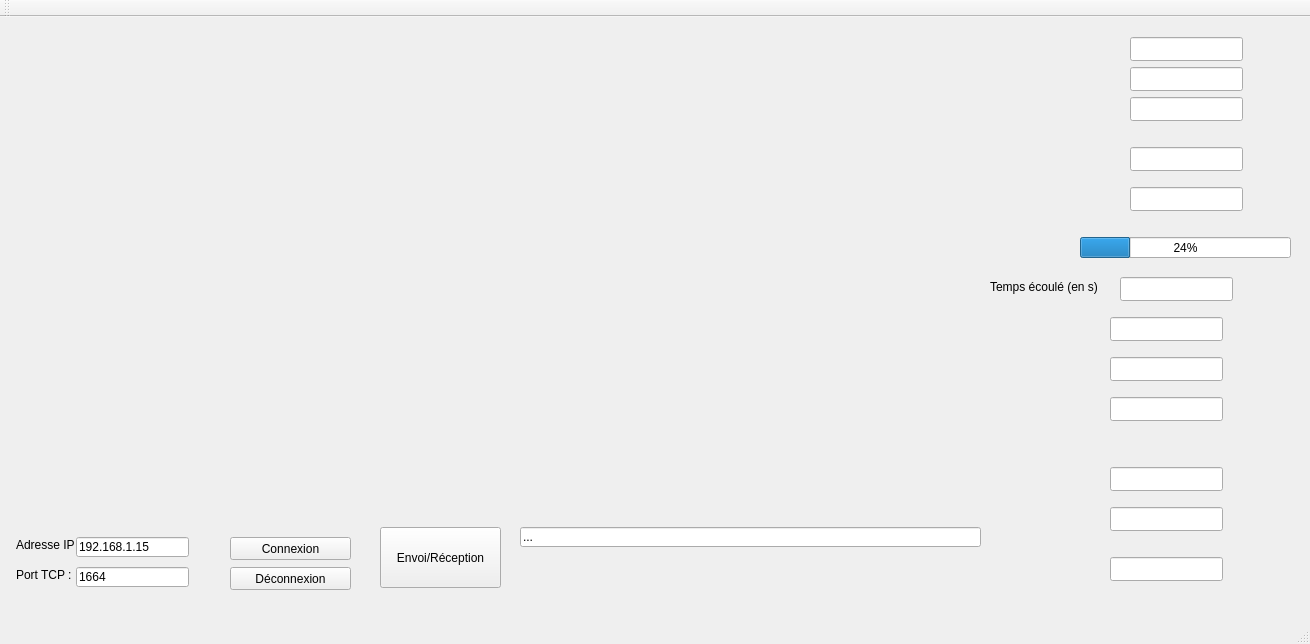
The window that mainwindow.ui (SimonAyrault/tp-marathon-lr) describes before a commit, drawn with Qt 5.
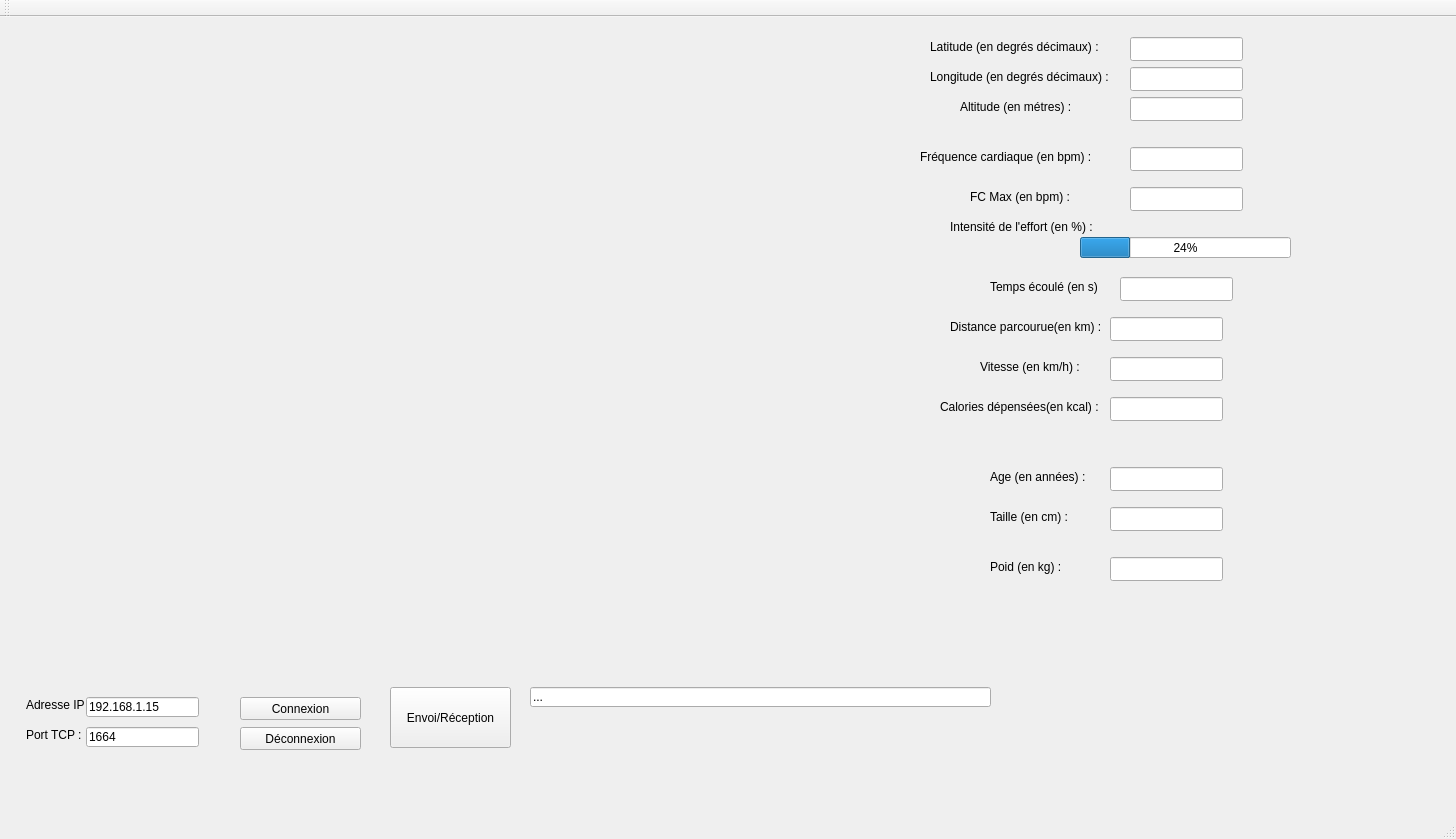
The same window after the commit. Icons and pictures are not drawn.

Commit message: ajout FCMax

```diff
--- a/mainwindow.ui
+++ b/mainwindow.ui
@@ -6,8 +6,8 @@
    <rect>
     <x>0</x>
     <y>0</y>
-    <width>1310</width>
-    <height>644</height>
+    <width>1456</width>
+    <height>839</height>
    </rect>
   </property>
   <property name="windowTitle">
@@ -17,8 +17,8 @@
    <widget class="QLabel" name="label_1">
     <property name="geometry">
      <rect>
-      <x>16</x>
-      <y>520</y>
+      <x>26</x>
+      <y>680</y>
       <width>81</width>
       <height>16</height>
      </rect>
@@ -30,8 +30,8 @@
    <widget class="QLabel" name="label_2">
     <property name="geometry">
      <rect>
-      <x>16</x>
-      <y>550</y>
+      <x>26</x>
+      <y>710</y>
       <width>81</width>
       <height>16</height>
      </rect>
@@ -43,8 +43,8 @@
    <widget class="QLineEdit" name="lineEdit_ip">
     <property name="geometry">
      <rect>
-      <x>76</x>
-      <y>520</y>
+      <x>86</x>
+      <y>680</y>
       <width>113</width>
       <height>20</height>
      </rect>
@@ -56,8 +56,8 @@
    <widget class="QLineEdit" name="lineEdit_port">
     <property name="geometry">
      <rect>
-      <x>76</x>
-      <y>550</y>
+      <x>86</x>
+      <y>710</y>
       <width>113</width>
       <height>20</height>
      </rect>
@@ -69,8 +69,8 @@
    <widget class="QLineEdit" name="lineEdit_reponse">
     <property name="geometry">
      <rect>
-      <x>520</x>
-      <y>510</y>
+      <x>530</x>
+      <y>670</y>
       <width>461</width>
       <height>20</height>
      </rect>
@@ -82,8 +82,8 @@
    <widget class="QPushButton" name="connexionButton">
     <property name="geometry">
      <rect>
-      <x>230</x>
-      <y>520</y>
+      <x>240</x>
+      <y>680</y>
       <width>121</width>
       <height>23</height>
      </rect>
@@ -95,8 +95,8 @@
    <widget class="QPushButton" name="deconnexionButton">
     <property name="geometry">
      <rect>
-      <x>230</x>
-      <y>550</y>
+      <x>240</x>
+      <y>710</y>
       <width>121</width>
       <height>23</height>
      </rect>
@@ -108,8 +108,8 @@
    <widget class="QPushButton" name="envoiButton">
     <property name="geometry">
      <rect>
-      <x>380</x>
-      <y>510</y>
+      <x>390</x>
+      <y>670</y>
       <width>121</width>
       <height>61</height>
      </rect>
@@ -267,10 +267,10 @@
    <widget class="QLabel" name="label_carte">
     <property name="geometry">
      <rect>
-      <x>70</x>
-      <y>30</y>
-      <width>711</width>
-      <height>451</height>
+      <x>110</x>
+      <y>10</y>
+      <width>694</width>
+      <height>638</height>
      </rect>
     </property>
     <property name="text">
@@ -280,6 +280,162 @@
      <pixmap resource="image.qrc">:/carte_la_rochelle_plan.png</pixmap>
     </property>
    </widget>
+   <widget class="QLabel" name="label_3">
+    <property name="geometry">
+     <rect>
+      <x>990</x>
+      <y>450</y>
+      <width>111</width>
+      <height>20</height>
+     </rect>
+    </property>
+    <property name="text">
+     <string>Age (en années) :</string>
+    </property>
+   </widget>
+   <widget class="QLabel" name="label_4">
+    <property name="geometry">
+     <rect>
+      <x>990</x>
+      <y>490</y>
+      <width>111</width>
+      <height>20</height>
+     </rect>
+    </property>
+    <property name="text">
+     <string>Taille (en cm) :</string>
+    </property>
+   </widget>
+   <widget class="QLabel" name="label_5">
+    <property name="geometry">
+     <rect>
+      <x>990</x>
+      <y>540</y>
+      <width>111</width>
+      <height>20</height>
+     </rect>
+    </property>
+    <property name="text">
+     <string>Poid (en kg) :</string>
+    </property>
+   </widget>
+   <widget class="QLabel" name="label_6">
+    <property name="geometry">
+     <rect>
+      <x>950</x>
+      <y>300</y>
+      <width>151</width>
+      <height>20</height>
+     </rect>
+    </property>
+    <property name="text">
+     <string>Distance parcourue(en km) :</string>
+    </property>
+   </widget>
+   <widget class="QLabel" name="label_7">
+    <property name="geometry">
+     <rect>
+      <x>980</x>
+      <y>340</y>
+      <width>111</width>
+      <height>20</height>
+     </rect>
+    </property>
+    <property name="text">
+     <string>Vitesse (en km/h) :</string>
+    </property>
+   </widget>
+   <widget class="QLabel" name="label_8">
+    <property name="geometry">
+     <rect>
+      <x>940</x>
+      <y>380</y>
+      <width>161</width>
+      <height>20</height>
+     </rect>
+    </property>
+    <property name="text">
+     <string>Calories dépensées(en kcal) :</string>
+    </property>
+   </widget>
+   <widget class="QLabel" name="label_9">
+    <property name="geometry">
+     <rect>
+      <x>950</x>
+      <y>200</y>
+      <width>151</width>
+      <height>20</height>
+     </rect>
+    </property>
+    <property name="text">
+     <string>Intensité de l'effort (en %) :</string>
+    </property>
+   </widget>
+   <widget class="QLabel" name="label_10">
+    <property name="geometry">
+     <rect>
+      <x>970</x>
+      <y>170</y>
+      <width>151</width>
+      <height>20</height>
+     </rect>
+    </property>
+    <property name="text">
+     <string>FC Max (en bpm) :</string>
+    </property>
+   </widget>
+   <widget class="QLabel" name="label_11">
+    <property name="geometry">
+     <rect>
+      <x>920</x>
+      <y>130</y>
+      <width>201</width>
+      <height>20</height>
+     </rect>
+    </property>
+    <property name="text">
+     <string>Fréquence cardiaque (en bpm) :</string>
+    </property>
+   </widget>
+   <widget class="QLabel" name="label_12">
+    <property name="geometry">
+     <rect>
+      <x>960</x>
+      <y>80</y>
+      <width>151</width>
+      <height>20</height>
+     </rect>
+    </property>
+    <property name="text">
+     <string>Altitude (en métres) :</string>
+    </property>
+   </widget>
+   <widget class="QLabel" name="label_13">
+    <property name="geometry">
+     <rect>
+      <x>930</x>
+      <y>50</y>
+      <width>191</width>
+      <height>20</height>
+     </rect>
+    </property>
+    <property name="text">
+     <string>Longitude (en degrés décimaux) :</string>
+    </property>
+   </widget>
+   <widget class="QLabel" name="label_14">
+    <property name="geometry">
+     <rect>
+      <x>930</x>
+      <y>20</y>
+      <width>191</width>
+      <height>20</height>
+     </rect>
+    </property>
+    <property name="text">
+     <string>Latitude (en degrés décimaux) :</string>
+    </property>
+   </widget>
   </widget>
   <widget class="QMenuBar" name="menuBar">
    <property name="geometry">
```
Left out of the diff: 4 changed lines with no effect on the pictures. The commit also changes 2 other files.
